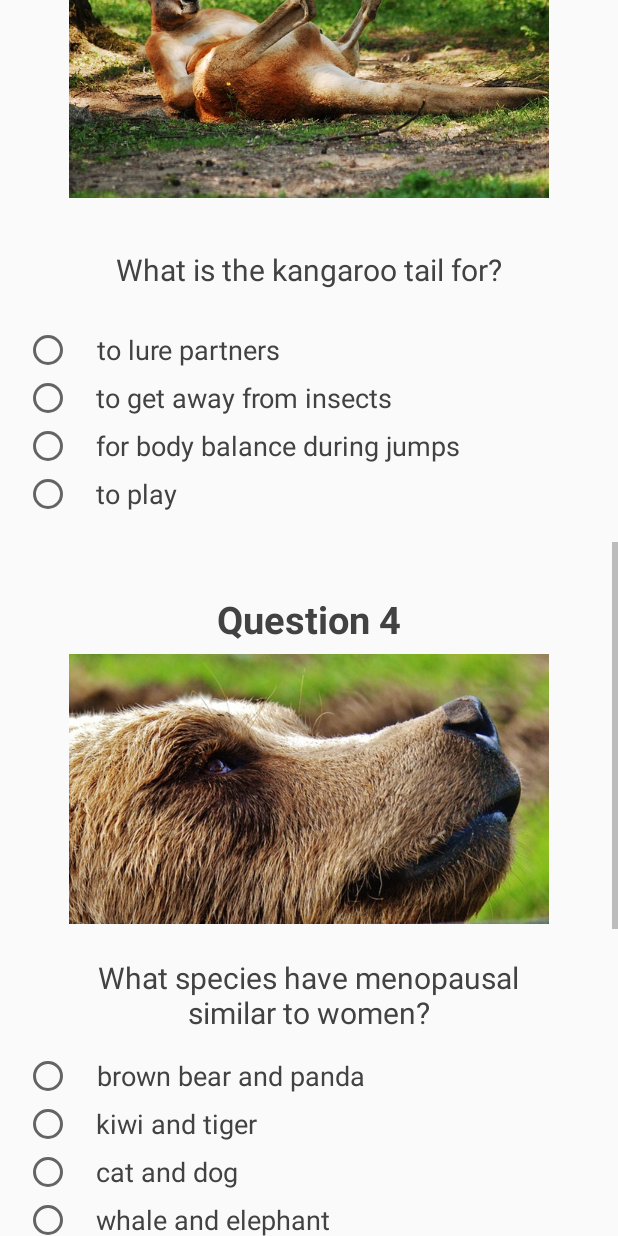
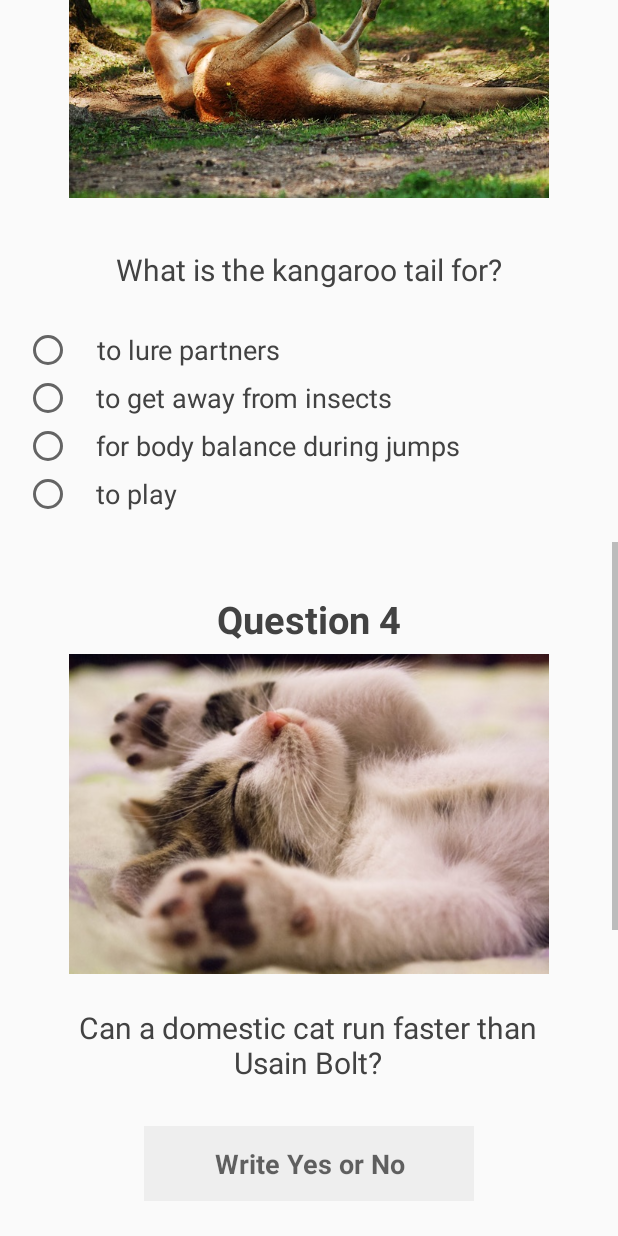
Before and after one commit to Batmanistka/quizudacity, an Android app: the layout activity_start_quiz.xml on its own in the app's theme, with its tools: preview values and no code run, scrolled down 1153 dp, on a phone screen of 412 x 824 dp. Run offline under Robolectric (Android 15) with nearby library versions, the phone set to English and light mode, and no system bars.

Commit message:
update strings

```diff
--- a/app/src/main/AndroidManifest.xml
+++ b/app/src/main/AndroidManifest.xml
@@ -17,11 +17,11 @@
             </intent-filter>
         </activity>
         <activity
-            android:name=".EndQuiz"
+            android:name=".EndQuizActivity"
             android:label="@string/title_activity_end_quiz"
             android:theme="@style/AppTheme.NoActionBar" />
         <activity
-            android:name=".StartQuiz"
+            android:name=".StartQuizActivity"
             android:label="@string/title_activity_start_quiz"
             android:theme="@style/AppTheme.NoActionBar"></activity>
     </application>
--- a/app/src/main/java/com/example/android/quizudacity/MainActivity.java
+++ b/app/src/main/java/com/example/android/quizudacity/MainActivity.java
@@ -33,7 +33,7 @@ public class MainActivity extends AppCompatActivity {
                 //Save user name
                 String userName = mEditText.getText().toString();
                 if (userName != null && userName.length() > 0) {
-                    Intent intentName = new Intent(MainActivity.this, StartQuiz.class);
+                    Intent intentName = new Intent(MainActivity.this, StartQuizActivity.class);
                     intentName.putExtra("user_name", userName);
                     startActivity(intentName);
                 }
--- a/app/src/main/res/layout-land/activity_end_quiz.xml
+++ b/app/src/main/res/layout-land/activity_end_quiz.xml
@@ -2,7 +2,7 @@
 <ScrollView xmlns:android="http://schemas.android.com/apk/res/android"
     xmlns:tools="http://schemas.android.com/tools"
     style="@style/scrollView"
-    tools:context="com.example.android.quizudacity.EndQuiz">
+    tools:context="com.example.android.quizudacity.EndQuizActivity">
 
     <LinearLayout style="@style/universalLinear">
 
--- a/app/src/main/res/layout-land/activity_start_quiz.xml
+++ b/app/src/main/res/layout-land/activity_start_quiz.xml
@@ -2,7 +2,7 @@
 <ScrollView xmlns:android="http://schemas.android.com/apk/res/android"
     xmlns:tools="http://schemas.android.com/tools"
     style="@style/scrollView"
-    tools:context="com.example.android.quizudacity.MainActivity">
+    tools:context="com.example.android.quizudacity.StartQuizActivity">
 
     <LinearLayout style="@style/universalLinear">
 
@@ -33,23 +33,27 @@
                 <CheckBox
                     android:id="@+id/first_q_answer_1"
                     style="@style/radioButton"
+                    android:onClick="onCheckBoxFirstQuestionChecked"
                     android:text="@string/first_question_answer1"
                     android:textAlignment="center" />
 
                 <CheckBox
                     android:id="@+id/first_q_answer_2"
                     style="@style/radioButton"
+                    android:onClick="onCheckBoxFirstQuestionChecked"
                     android:text="@string/first_question_answer2" />
 
                 <CheckBox
                     android:id="@+id/first_q_answer_3"
                     style="@style/radioButton"
+                    android:onClick="onCheckBoxFirstQuestionChecked"
                     android:text="@string/first_question_answer3" />
 
                 <CheckBox
                     android:id="@+id/first_q_answer_4"
                     style="@style/radioButton"
                     android:layout_marginBottom="20dp"
+                    android:onClick="onCheckBoxFirstQuestionChecked"
                     android:text="@string/first_question_answer4" />
 
             </LinearLayout>
@@ -174,7 +178,7 @@
 
             <ImageView
                 style="@style/questionImage"
-                android:src="@drawable/mis" />
+                android:src="@drawable/cat" />
 
         </LinearLayout>
 
@@ -188,35 +192,18 @@
             android:paddingLeft="16dp"
             android:paddingRight="16dp">
 
-            <RadioGroup
-                android:id="@+id/fourth_q_radio_group"
-                style="@style/radioGroupLand">
+            <EditText
+                android:id="@+id/edit_name"
+                style="@style/editQuestion" />
 
-                <RadioButton
-                    android:id="@+id/fourth_q_answer_1"
-                    style="@style/radioButton"
-                    android:onClick="onRadioButtonFourthQuestionClicked"
-                    android:text="@string/fourth_question_answer1" />
+            <Button
+                android:id="@+id/submit_button"
+                style="@style/submitButton"
+                android:layout_gravity="center"
+                android:onClick="onClickSubmitButtonClicked"
+                android:text="@string/submit">
+            </Button>
 
-                <RadioButton
-                    android:id="@+id/fourth_q_answer_2"
-                    style="@style/radioButton"
-                    android:onClick="onRadioButtonFourthQuestionClicked"
-                    android:text="@string/fourth_question_answer2" />
-
-                <RadioButton
-                    android:id="@+id/fourth_q_answer_3"
-                    style="@style/radioButton"
-                    android:onClick="onRadioButtonFourthQuestionClicked"
-                    android:text="@string/fourth_question_answer3" />
-
-                <RadioButton
-                    android:id="@+id/fourth_q_answer_4"
-                    style="@style/radioButton"
-                    android:layout_marginBottom="20dp"
-                    android:onClick="onRadioButtonFourthQuestionClicked"
-                    android:text="@string/fourth_question_answer4" />
-            </RadioGroup>
         </LinearLayout>
 
         <TextView
@@ -228,7 +215,7 @@
 
             <ImageView
                 style="@style/questionImage"
-                android:src="@drawable/sloth" />
+                android:src="@drawable/mis" />
 
         </LinearLayout>
 
@@ -243,7 +230,7 @@
             android:paddingRight="16dp">
 
             <RadioGroup
-                android:id="@+id/fifth_q_radio_group"
+                android:id="@+id/fourth_q_radio_group"
                 style="@style/radioGroupLand">
 
                 <RadioButton
@@ -267,7 +254,6 @@
                 <RadioButton
                     android:id="@+id/fifth_q_answer_4"
                     style="@style/radioButton"
-                    android:layout_marginBottom="20dp"
                     android:onClick="onRadioButtonFifthQuestionClicked"
                     android:text="@string/fifth_question_answer4" />
             </RadioGroup>
--- a/app/src/main/res/layout/activity_end_quiz.xml
+++ b/app/src/main/res/layout/activity_end_quiz.xml
@@ -2,7 +2,7 @@
 <ScrollView xmlns:android="http://schemas.android.com/apk/res/android"
     xmlns:tools="http://schemas.android.com/tools"
     style="@style/scrollView"
-    tools:context="com.example.android.quizudacity.EndQuiz">
+    tools:context="com.example.android.quizudacity.EndQuizActivity">
 
     <LinearLayout style="@style/universalLinear">
 
--- a/app/src/main/res/layout/activity_start_quiz.xml
+++ b/app/src/main/res/layout/activity_start_quiz.xml
@@ -2,7 +2,7 @@
 <ScrollView xmlns:android="http://schemas.android.com/apk/res/android"
     xmlns:tools="http://schemas.android.com/tools"
     style="@style/scrollView"
-    tools:context="com.example.android.quizudacity.MainActivity">
+    tools:context="com.example.android.quizudacity.StartQuizActivity">
 
     <LinearLayout style="@style/universalLinear">
 
@@ -35,23 +35,27 @@
                 <CheckBox
                     android:id="@+id/first_q_answer_1"
                     style="@style/radioButton"
+                    android:onClick="onCheckBoxFirstQuestionChecked"
                     android:text="@string/first_question_answer1"
                     android:textAlignment="center" />
 
                 <CheckBox
                     android:id="@+id/first_q_answer_2"
                     style="@style/radioButton"
+                    android:onClick="onCheckBoxFirstQuestionChecked"
                     android:text="@string/first_question_answer2" />
 
                 <CheckBox
                     android:id="@+id/first_q_answer_3"
                     style="@style/radioButton"
+                    android:onClick="onCheckBoxFirstQuestionChecked"
                     android:text="@string/first_question_answer3" />
 
                 <CheckBox
                     android:id="@+id/first_q_answer_4"
                     style="@style/radioButton"
                     android:layout_marginBottom="20dp"
+                    android:onClick="onCheckBoxFirstQuestionChecked"
                     android:text="@string/first_question_answer4" />
             </LinearLayout>
 
@@ -178,7 +182,7 @@
 
             <ImageView
                 style="@style/questionImage"
-                android:src="@drawable/mis" />
+                android:src="@drawable/cat" />
 
         </LinearLayout>
 
@@ -192,36 +196,18 @@
             android:paddingLeft="16dp"
             android:paddingRight="16dp">
 
-            <RadioGroup
-                android:id="@+id/fourth_q_radio_group"
-                style="@style/universalLinear"
-                android:paddingRight="16dp">
+            <EditText
+                android:id="@+id/edit_question"
+                style="@style/editQuestion" />
 
-                <RadioButton
-                    android:id="@+id/fourth_q_answer_1"
-                    style="@style/radioButton"
-                    android:onClick="onRadioButtonFourthQuestionClicked"
-                    android:text="@string/fourth_question_answer1" />
+            <Button
+                android:id="@+id/submit_button"
+                style="@style/submitButton"
+                android:layout_gravity="center"
+                android:onClick="onClickSubmitButtonClicked"
+                android:text="@string/submit">
+            </Button>
 
-                <RadioButton
-                    android:id="@+id/fourth_q_answer_2"
-                    style="@style/radioButton"
-                    android:onClick="onRadioButtonFourthQuestionClicked"
-                    android:text="@string/fourth_question_answer2" />
-
-                <RadioButton
-                    android:id="@+id/fourth_q_answer_3"
-                    style="@style/radioButton"
-                    android:onClick="onRadioButtonFourthQuestionClicked"
-                    android:text="@string/fourth_question_answer3" />
-
-                <RadioButton
-                    android:id="@+id/fourth_q_answer_4"
-                    style="@style/radioButton"
-                    android:layout_marginBottom="20dp"
-                    android:onClick="onRadioButtonFourthQuestionClicked"
-                    android:text="@string/fourth_question_answer4" />
-            </RadioGroup>
         </LinearLayout>
 
         <TextView
@@ -233,7 +219,7 @@
 
             <ImageView
                 style="@style/questionImage"
-                android:src="@drawable/sloth" />
+                android:src="@drawable/mis" />
 
         </LinearLayout>
 
@@ -248,7 +234,7 @@
             android:paddingRight="16dp">
 
             <RadioGroup
-                android:id="@+id/fifth_q_radio_group"
+                android:id="@+id/fourth_q_radio_group"
                 style="@style/universalLinear"
                 android:paddingRight="16dp">
 
--- a/app/src/main/res/values/strings.xml
+++ b/app/src/main/res/values/strings.xml
@@ -3,6 +3,7 @@
     <string name="start_button">Start Quiz</string>
     <string name="question_number">Question </string>
     <string name="summary">Summary</string>
+    <string name="submit">Submit</string>
     <string name="retry_button">Retry</string>
     <string name="first_question">Which animal has an unusually blue-black color of the tongue?</string>
     <string name="first_question_answer1">dog Chow Chow</string>
@@ -19,23 +20,19 @@
     <string name="third_question_answer2">to get away from insects</string>
     <string name="third_question_answer3">for body balance during jumps</string>
     <string name="third_question_answer4">to play</string>
-    <string name="fourth_question">What species have menopausal similar to women?</string>
-    <string name="fourth_question_answer1">brown bear and panda</string>
-    <string name="fourth_question_answer2">kiwi and tiger</string>
-    <string name="fourth_question_answer3">cat and dog</string>
-    <string name="fourth_question_answer4">whale and elephant</string>
-    <string name="fifth_question">What percent of life sloth is sleeping?</string>
-    <string name="fifth_question_answer1">60%</string>
-    <string name="fifth_question_answer2">40%</string>
-    <string name="fifth_question_answer3">up to 80%</string>
-    <string name="fifth_question_answer4">20%</string>
+    <string name="fourth_question">Can a domestic cat run faster than Usain Bolt?</string>
+    <string name="fifth_question">What species have menopausal similar to women?</string>
+    <string name="fifth_question_answer1">brown bear and panda</string>
+    <string name="fifth_question_answer2">kiwi and tiger</string>
+    <string name="fifth_question_answer3">cat and dog</string>
+    <string name="fifth_question_answer4">whale and elephant</string>
     <string name="title_activity_main">MainActivity</string>
     <string name="title_activity_end_quiz">EndQuiz</string>
     <string name="title_activity_start_quiz">StartQuiz</string>
     <string name="toast_one">You should mark 2 answers</string>
     <string name="toast_two">Keep going</string>
-    <string name="result6p">The world of animals has no secrets from you!</string>
-    <string name="result5p">Not much can surprise you in the animal world</string>
-    <string name="result4p3p">Not bad, it\'s easy to see that you like animals</string>
+    <string name="result5p">The world of animals has no secrets from you!</string>
+    <string name="result4p">Not much can surprise you in the animal world</string>
+    <string name="result3p">Not bad, it\'s easy to see that you like animals</string>
     <string name="result2p1p">It could be better - maybe it\'s time for a nature movie?;)</string>
 </resources>
--- a/app/src/main/res/values/styles.xml
+++ b/app/src/main/res/values/styles.xml
@@ -77,6 +77,23 @@
         <item name="android:textColor">#424242</item>
         <item name="android:textStyle">bold</item>
         <item name="android:hint">Your Name</item>
+    </style>
+
+    <style name="editQuestion">
+        <item name="android:layout_width">220dp</item>
+        <item name="android:layout_height">50dp</item>
+        <item name="android:layout_marginTop">16dp</item>
+        <item name="android:layout_marginBottom">25dp</item>
+        <item name="android:gravity">center</item>
+        <item name="android:textAlignment">center</item>
+        <item name="android:background">#EEEEEE</item>
+        <item name="android:ems">10</item>
+        <item name="android:layout_gravity">center</item>
+        <item name="android:inputType">textShortMessage|textCapWords</item>
+        <item name="android:textSize">18sp</item>
+        <item name="android:textColor">#424242</item>
+        <item name="android:textStyle">bold</item>
+        <item name="android:hint">Write Yes or No</item>
     </style>
 
     <style name="startButton">
@@ -201,6 +218,17 @@
         <item name="android:background">#E0E0E0</item>
     </style>
 
+    <style name="submitButton">
+        <item name="android:layout_width">180dp</item>
+        <item name="android:layout_height">wrap_content</item>
+        <item name="android:layout_marginTop">16dp</item>
+        <item name="android:layout_marginBottom">16dp</item>
+        <item name="android:layout_gravity">center</item>
+        <item name="android:textSize">15sp</item>
+        <item name="android:textColor">#424242</item>
+        <item name="android:background">#E0E0E0</item>
+    </style>
+
     <style name="AppTheme.NoActionBar">
         <item name="windowActionBar">false</item>
         <item name="windowNoTitle">true</item>
```
Also changed, not shown: app/src/main/java/com/example/android/quizudacity/EndQuiz.java (deleted, +0 -59 lines), app/src/main/java/com/example/android/quizudacity/StartQuiz.java (deleted, +0 -393 lines).
